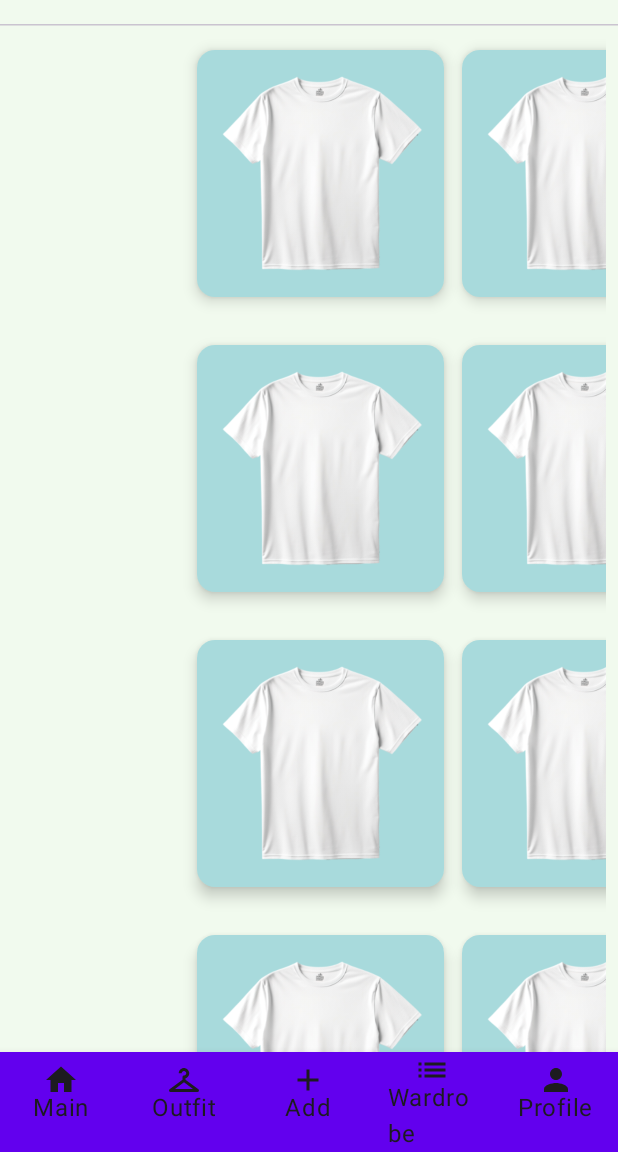
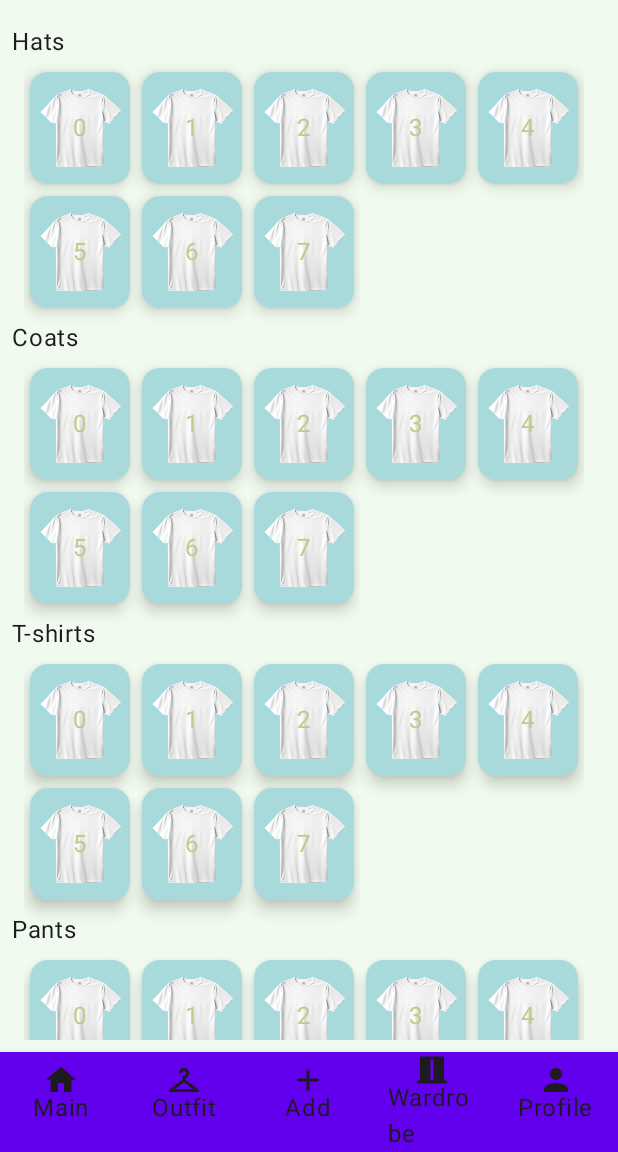
Before and after one commit to anacbetul/Aeris, an Android app built with Jetpack Compose: the screen it shows after launch (MainActivity), item 4 of the bottom bar chosen, on a phone screen of 412 x 824 dp, the part 84-1236 px from its top. Run offline under Robolectric (Android 15) with nearby library versions, the phone set to English and light mode, and no system bars.

Commit message:
wardrobe screen added and some fixes

```diff
--- a/app/src/main/java/com/luci/aeris/screens/BottomBar.kt
+++ b/app/src/main/java/com/luci/aeris/screens/BottomBar.kt
@@ -25,7 +25,7 @@ fun BottomNavigationBar(navController: NavController) {
         BottomNavItem("Main", Icons.Default.Home, NavigationRoutes.Main),
         BottomNavItem("Outfit", Icons.Default.Checkroom, NavigationRoutes.ChooseOutfit),
         BottomNavItem("Add", Icons.Default.Add, NavigationRoutes.AddClothes),
-        BottomNavItem("Wardrobe", Icons.Default.List, NavigationRoutes.Wardrobe),
+        BottomNavItem("Wardrobe", Icons.Default.CurtainsClosed, NavigationRoutes.Wardrobe),
         BottomNavItem("Profile", Icons.Default.Person, NavigationRoutes.Profile),
     )
 
--- a/app/src/main/java/com/luci/aeris/screens/ChooseOutfitScreen.kt
+++ b/app/src/main/java/com/luci/aeris/screens/ChooseOutfitScreen.kt
@@ -61,15 +61,11 @@ fun ItemCard(
 
     LazyColumn(
         modifier = Modifier.fillMaxSize(),
-        verticalArrangement = Arrangement.spacedBy(8.dp),
+//        verticalArrangement = Arrangement.spacedBy(8.dp),
         contentPadding = PaddingValues(8.dp)
     ) {
         items(rowCount) { rowIndex ->
             val listState = rememberLazyListState()
-
-
-
-
             LazyRow(
                 state = listState,
                 flingBehavior = rememberSnapFlingBehavior(lazyListState = listState),
--- /dev/null
+++ b/app/src/main/java/com/luci/aeris/screens/Wardrobe.kt
@@ -0,0 +1,99 @@
+package com.luci.aeris.screens
+
+import androidx.compose.foundation.Image
+import androidx.compose.foundation.layout.Arrangement
+import androidx.compose.foundation.layout.Box
+import androidx.compose.foundation.layout.Column
+import androidx.compose.foundation.layout.PaddingValues
+import androidx.compose.foundation.layout.aspectRatio
+import androidx.compose.foundation.layout.fillMaxSize
+import androidx.compose.foundation.layout.fillMaxWidth
+import androidx.compose.foundation.layout.padding
+import androidx.compose.foundation.layout.width
+import androidx.compose.foundation.lazy.LazyColumn
+import androidx.compose.foundation.lazy.LazyRow
+import androidx.compose.foundation.lazy.items
+import androidx.compose.foundation.shape.RoundedCornerShape
+import androidx.compose.material3.Card
+import androidx.compose.material3.CardDefaults
+import androidx.compose.material3.MaterialTheme
+import androidx.compose.material3.Text
+import androidx.compose.runtime.Composable
+import androidx.compose.ui.Alignment
+import androidx.compose.ui.Modifier
+import androidx.compose.ui.platform.LocalConfiguration
+import androidx.compose.ui.res.painterResource
+import androidx.compose.ui.unit.dp
+import com.luci.aeris.R
+import com.luci.aeris.utils.Navigator
+
+
+val categories: Map<Int, String> by lazy {
+    mapOf(
+        1 to "Hats",
+        2 to "Coats",
+        3 to "T-shirts",
+        4 to "Pants",
+        5 to "Shoes"
+    )
+}
+
+@Composable
+fun Wardrobe(navigator: Navigator) {
+    Box(modifier = Modifier.fillMaxSize().padding(8.dp)) {
+        LazyColumn(modifier = Modifier.fillMaxSize()) {
+            items(categories.size) { index ->
+                Text(text = categories[index + 1].toString())
+                ItemCard()
+            }
+
+        }
+    }
+}
+
+@Composable
+fun ItemCard() {
+    val configuration = LocalConfiguration.current
+    val screenHeight = configuration.screenHeightDp.dp
+    val screenWidth = configuration.screenWidthDp.dp
+    val cardSize = screenWidth / 5
+
+    val dummyList = List(8) { it }
+    val rows = dummyList.chunked(5) // Her satırda 4 eleman olacak
+
+    Column(
+        verticalArrangement = Arrangement.spacedBy(8.dp),
+        modifier = Modifier.padding(8.dp).fillMaxWidth()
+//        contentPadding = PaddingValues(8.dp)
+    ) {
+        rows.forEach { rowItems ->
+            LazyRow() {
+                items(rowItems) {item->
+                    Card(
+                        modifier = Modifier
+                            .width(cardSize - 8.dp)
+                            .aspectRatio(1f).padding(horizontal = 4.dp),
+                        colors = CardDefaults.cardColors(containerColor = MaterialTheme.colorScheme.primary),
+                        shape = RoundedCornerShape(12.dp),
+                        elevation = CardDefaults.cardElevation(6.dp)
+                    ) {
+                        Box(
+                            modifier = Modifier.fillMaxSize(),
+                            contentAlignment = Alignment.Center
+                        ) {
+                            Image(
+                                painter = painterResource(id = R.drawable.tshirt),
+                                contentDescription = ""
+                            )
+                            Text("$item")
+                        }
+                    }
+                }
+            }
+
+
+        }
+
+
+    }
+}
--- a/app/src/main/java/com/luci/aeris/utils/NavigatorGraph.kt
+++ b/app/src/main/java/com/luci/aeris/utils/NavigatorGraph.kt
@@ -31,9 +31,9 @@ fun AppNavGraph(navHostController: NavHostController, navigator: Navigator) {
 //        composable(NavigationRoutes.AddClothes) {
 //            AddClothes(navigator = navigator)
 //        }
-//        composable(NavigationRoutes.Wardrobe) {
-//            Wardrobe(navigator = navigator)
-//        }
+        composable(NavigationRoutes.Wardrobe) {
+            Wardrobe(navigator = navigator)
+        }
         composable(NavigationRoutes.Profile) {
             Profile(navigator = navigator)
         }
--- a/gradle/libs.versions.toml
+++ b/gradle/libs.versions.toml
@@ -16,8 +16,6 @@ navigationCompose = "2.8.9"
 
 [libraries]
 androidx-core-ktx = { group = "androidx.core", name = "core-ktx", version.ref = "coreKtx" }
-androidx-material-icons-extended = { module = "androidx.compose.material:material-icons-extended", version.ref = "materialIconsExtended" }
-androidx-material3-icons-extended = { module = "androidx.compose.material3:material3-icons-extended", version.ref = "material3IconsExtended" }
 junit = { group = "junit", name = "junit", version.ref = "junit" }
 androidx-junit = { group = "androidx.test.ext", name = "junit", version.ref = "junitVersion" }
 androidx-espresso-core = { group = "androidx.test.espresso", name = "espresso-core", version.ref = "espressoCore" }
```
